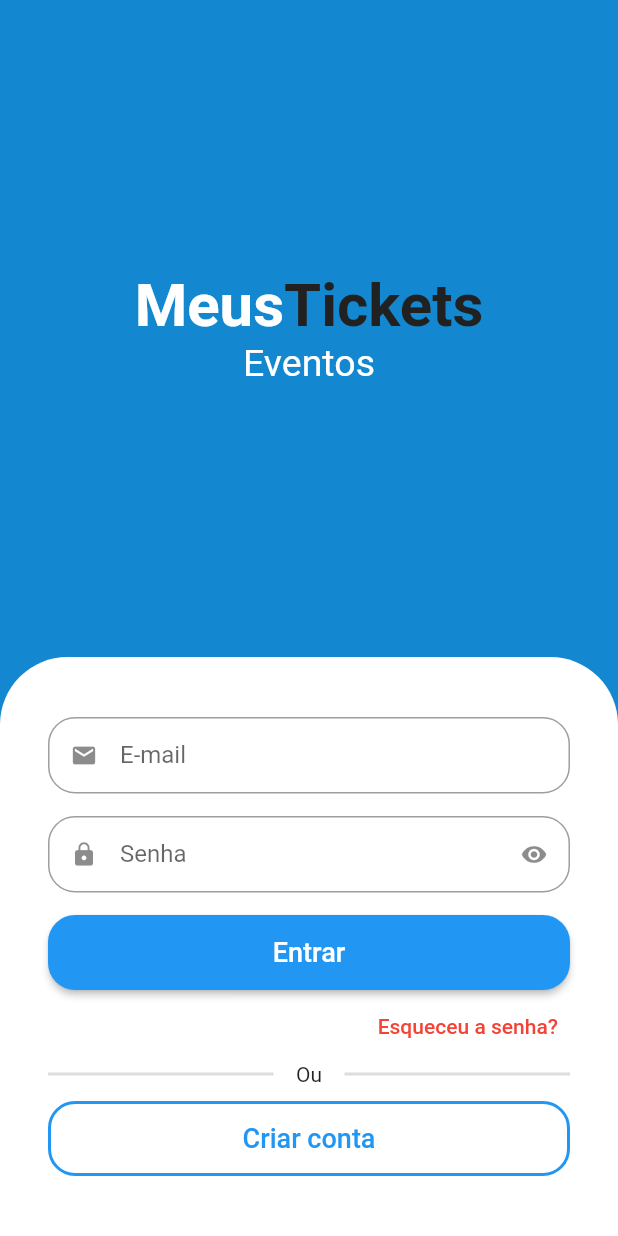
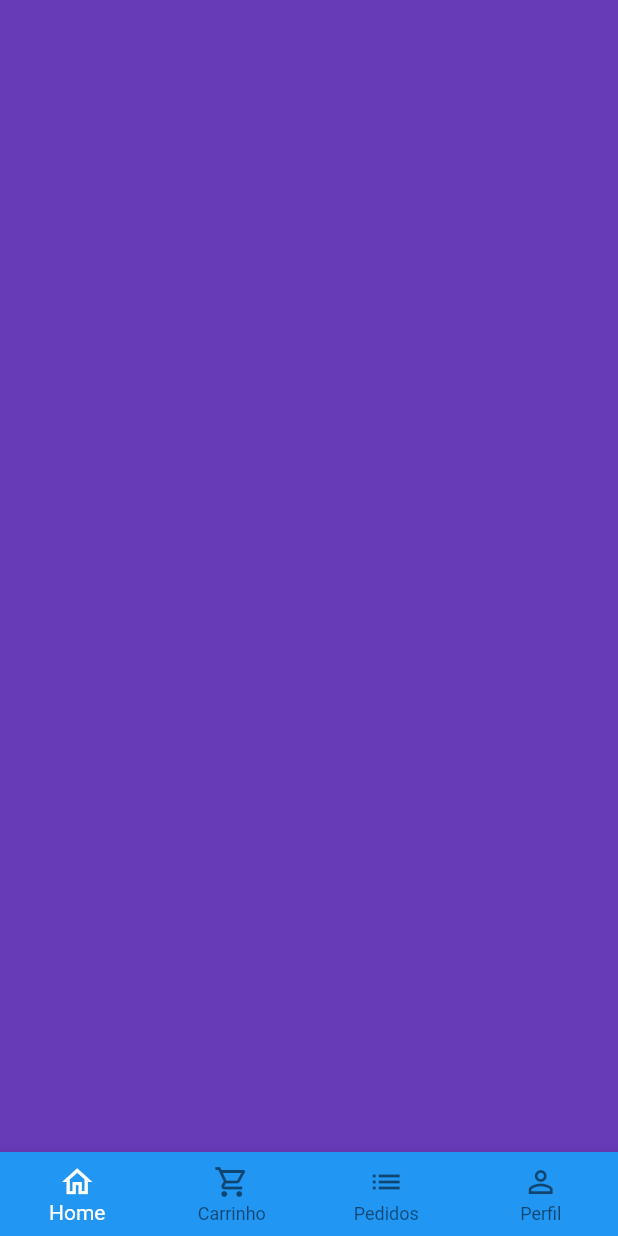
Before and after one commit to FelipeSantos92Dev/store-startto, a Flutter app: the screen it shows after launch, after a tap on "Entrar", on a phone screen of 412 x 824 dp. Run offline on Flutter 3.47's test engine with Material 2 defaults, Android fonts, the phone set to English and light mode, and no system bars; drawn by our look-alikes of animated_text_kit; our stand-ins replace mask_text_input_formatter.

Commit message:
feat: create base screen

```diff
--- a/lib/src/auth/sign_in_screen.dart
+++ b/lib/src/auth/sign_in_screen.dart
@@ -2,6 +2,7 @@ import 'package:animated_text_kit/animated_text_kit.dart';
 import 'package:flutter/material.dart';
 import 'package:store/src/auth/components/custom_text_field.dart';
 import 'package:store/src/auth/sign_up_screen.dart';
+import 'package:store/src/base/base_screen.dart';
 import 'package:store/src/config/custom_colors.dart';
 
 class SignInScreen extends StatelessWidget {
@@ -97,7 +98,15 @@ class SignInScreen extends StatelessWidget {
                         style: ElevatedButton.styleFrom(
                             shape: RoundedRectangleBorder(
                                 borderRadius: BorderRadius.circular(18))),
-                        onPressed: () {},
+                        onPressed: () {
+                          Navigator.of(context).pushReplacement(
+                            MaterialPageRoute(
+                              builder: (c) {
+                                return const BaseScreen();
+                              },
+                            ),
+                          );
+                        },
                         child: const Text(
                           'Entrar',
                           style: TextStyle(fontSize: 18),
--- /dev/null
+++ b/lib/src/base/base_screen.dart
@@ -0,0 +1,26 @@
+import 'package:flutter/material.dart';
+
+class BaseScreen extends StatelessWidget {
+  const BaseScreen({Key? key}) : super(key: key);
+
+  @override
+  Widget build(BuildContext context) {
+    return Scaffold(
+      body: Container(color: Colors.deepPurple),
+      bottomNavigationBar: BottomNavigationBar(
+        type: BottomNavigationBarType.fixed,
+        backgroundColor: Colors.blue,
+        selectedItemColor: Colors.white,
+        items: const [
+          BottomNavigationBarItem(
+              icon: Icon(Icons.home_outlined), label: 'Home'),
+          BottomNavigationBarItem(
+              icon: Icon(Icons.shopping_cart_outlined), label: 'Carrinho'),
+          BottomNavigationBarItem(icon: Icon(Icons.list), label: 'Pedidos'),
+          BottomNavigationBarItem(
+              icon: Icon(Icons.person_outline), label: 'Perfil'),
+        ],
+      ),
+    );
+  }
+}
```
